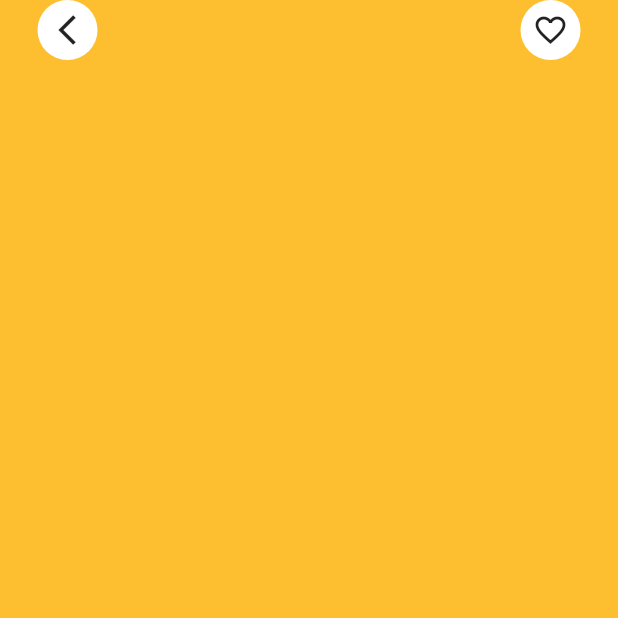
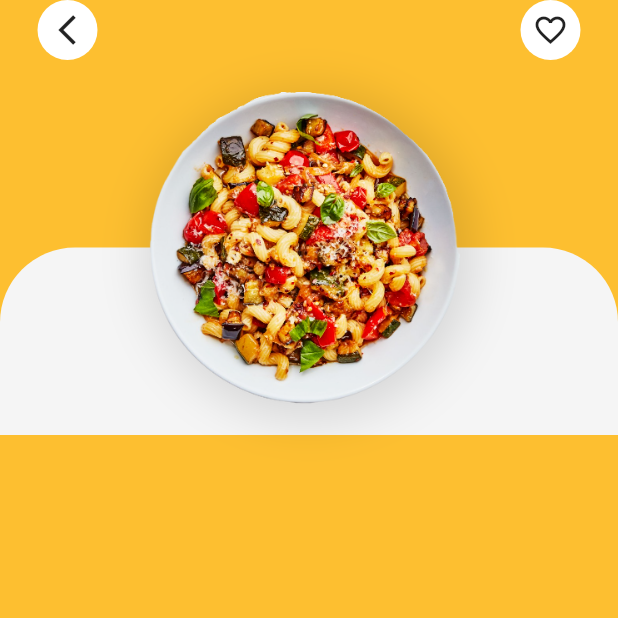
Before and after one commit to KhadijaMakkaoui/Food-Delivery, a Flutter app: the DetailPage screen opened directly with sample values from the repository, on a phone screen of 412 x 824 dp, the top half of it. Run offline on Flutter 3.47's test engine with Material 2 defaults, Android fonts, the phone set to English and light mode, and no system bars; our stand-ins replace smooth_page_indicator.

Commit message:
implement food banner contains image

```diff
--- a/delivery_app/lib/screens/detail/detail.dart
+++ b/delivery_app/lib/screens/detail/detail.dart
@@ -1,3 +1,4 @@
+import 'package:delivery_app/screens/detail/widget/food_image.dart';
 import 'package:flutter/material.dart';
 
 import '../../constants/colors.dart';
@@ -20,10 +21,18 @@ class DetailPage extends StatelessWidget {
               Icons.arrow_back_ios_outlined,
               Icons.favorite_outline,
               leftCallback: () => Navigator.pop(context),
-            )
+            ),
+            FoodImg(food),
+            /*Align(
+              alignment: Alignment.center,
+              child: Container(
+                child: Image.asset(food.imgUrl,
+                    fit: BoxFit.cover),
+              ),
+            ),*/
           ],
-        )
-      )
+        ),
+      ),
     );
   }
 }
--- /dev/null
+++ b/delivery_app/lib/screens/detail/widget/food_image.dart
@@ -0,0 +1,60 @@
+import 'package:flutter/material.dart';
+
+import '../../../constants/colors.dart';
+import '../../../models/food.dart';
+
+class FoodImg extends StatelessWidget {
+  final Food food;
+
+  FoodImg(this.food);
+
+  @override
+  Widget build(BuildContext context) {
+    return Container(
+        height: 250,
+        child: Stack(
+          children: [
+            Column(
+              children: [
+                Expanded(
+                  flex: 1,
+                  child: Container(),
+                ),
+                Expanded(
+                    flex: 1,
+                    child: Container(
+                      decoration: const BoxDecoration(
+                        borderRadius: BorderRadius.only(
+                          topLeft: Radius.circular(50),
+                          topRight: Radius.circular(50),
+                        ),
+                        color: kBackground,
+                      ),
+                    ))
+              ]
+
+            ),
+            Align(
+              alignment: Alignment.center,
+              child: Container(
+                margin: const EdgeInsets.all(15),
+                width: 250,
+                height: 250,
+                decoration: const BoxDecoration(
+                  shape: BoxShape.circle,
+                  boxShadow: [
+                    BoxShadow(
+                      color: Colors.black12,
+                      offset: Offset(0, 5),
+                      blurRadius: 25,
+                    )
+                  ],
+                ),
+                child: Image.asset(food.imgUrl,
+                    fit: BoxFit.cover),
+              ),
+            ),
+          ],
+        ));
+  }
+}
```
